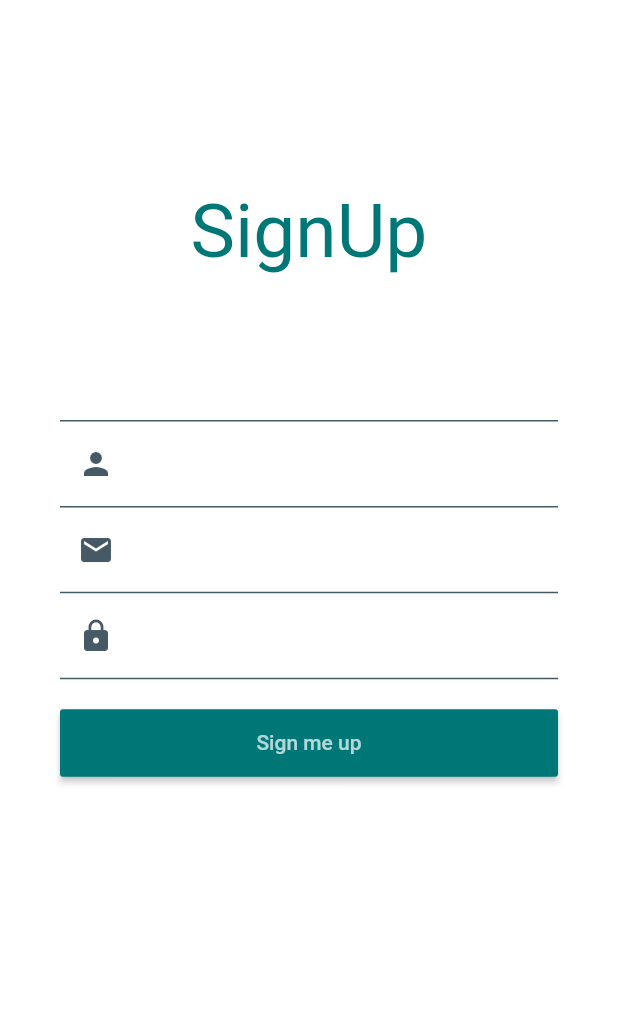
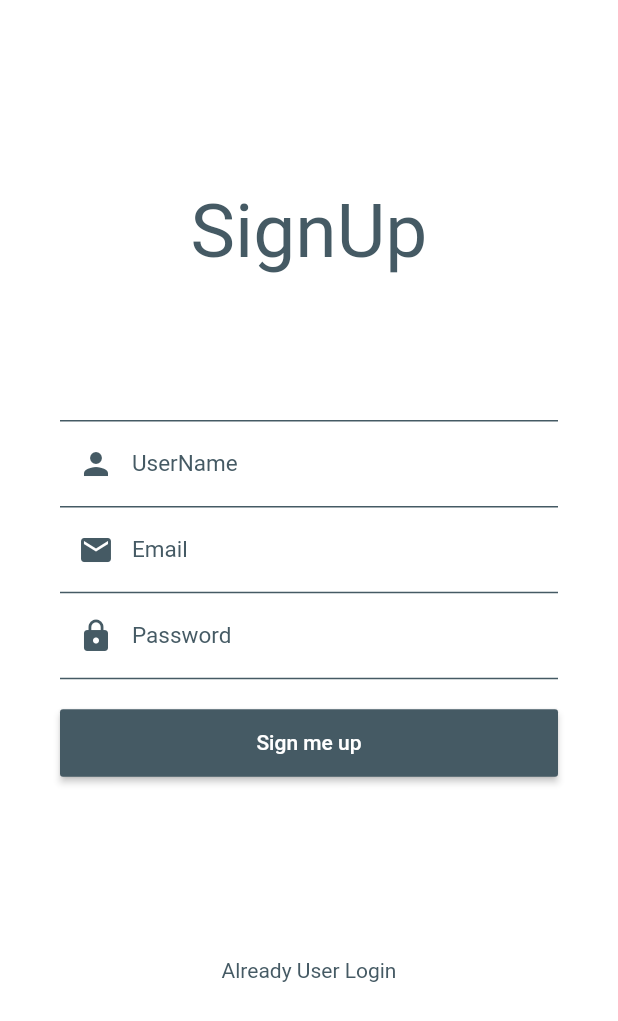
Before and after one commit to vishweshsoni/ResumeBuilder, a Flutter app: the screen it shows after launch, after a tap on "Login", after a tap on "First time user SignUp", on a phone screen of 412 x 824 dp. Shown: the top 1021 px of the screen. Run offline on Flutter 3.47's test engine with Material 2 defaults, Android fonts, the phone set to English and light mode, and no system bars; network calls fail.

Commit message:
ui changed

```diff
--- a/lib/screens/homepage.dart
+++ b/lib/screens/homepage.dart
@@ -18,44 +18,18 @@ class _HomePageState extends State<HomePage> {
     SizeConfig().init(context);
     return SafeArea(
       child: Scaffold(
+          appBar: AppBar(
+            backgroundColor: Colors.blueGrey,
+            title: Center(child: Text("Resume Builder",style: TextStyle(color: Colors.white),)),
+            automaticallyImplyLeading: false, // Used for removing back buttoon.
 
+          ),
           body: Stack(
         children: <Widget>[
           Container(
             child: Column(
               children: <Widget>[
-                SizedBox(
-                  height: MediaQuery.of(context).size.height / 48,
-                ),
-                Container(
-                  child: Row(
-                    crossAxisAlignment: CrossAxisAlignment.center,
-                    mainAxisAlignment: MainAxisAlignment.spaceAround,
-                    children: <Widget>[
-                      Container(
 
-                        child: Text(
-                          "Resume Builder",
-                          style: TextStyle(
-                              color: colorx,
-                              fontFamily: 'Oswald',
-                              fontSize: 30.0,
-                              fontWeight: FontWeight.w500,
-                              fontStyle: FontStyle.normal
-                          ),
-                        ),
-                      ),
-                      Container(
-                        child: CircleAvatar(
-                          maxRadius: 20.0,
-                          backgroundImage: AssetImage(
-                            'Assets/images/user.jpg',
-                          ),
-                        ),
-                      ),
-                    ],
-                  ),
-                ),
                 SizedBox(
                   height: MediaQuery.of(context).size.height / 12,
                 ),
@@ -261,20 +235,20 @@ class _HomePageState extends State<HomePage> {
                                   borderRadius: BorderRadius.circular(25.0),
                                   image: DecorationImage(
                                     image: new AssetImage(
-                                        'Assets/images/responsibility.png'),
+                                        'Assets/images/awards.png'),
                                     fit: BoxFit.cover,
                                   ),
                                 ),
                               ),
                               Text(
-                                "Responsibility",
+                                "Achivements",
                                 style: TextStyle(
                                     color: colorx,
                                     fontFamily: 'Oswald',
                                     fontSize: 19.0,
                                     fontWeight: FontWeight.w500,
                                     fontStyle: FontStyle.normal),
-                              ),
+                              )
                             ],
                           ),
                         ],
@@ -290,36 +264,7 @@ class _HomePageState extends State<HomePage> {
                     mainAxisAlignment: MainAxisAlignment.spaceAround,
                     crossAxisAlignment: CrossAxisAlignment.end,
                     children: <Widget>[
-                      Column(
-                        children: <Widget>[
-                          Column(
-                            children: <Widget>[
-                              Container(
-                                width: MediaQuery.of(context).size.width / 4,
-                                height: MediaQuery.of(context).size.height / 8,
-                                decoration: BoxDecoration(
-                                  shape: BoxShape.rectangle,
-                                  borderRadius: BorderRadius.circular(25.0),
-                                  image: DecorationImage(
-                                    image: new AssetImage(
-                                        'Assets/images/awards.png'),
-                                    fit: BoxFit.cover,
-                                  ),
-                                ),
-                              ),
-                              Text(
-                                "Award & Achivements",
-                                style: TextStyle(
-                                    color: colorx,
-                                    fontFamily: 'Oswald',
-                                    fontSize: 19.0,
-                                    fontWeight: FontWeight.w500,
-                                    fontStyle: FontStyle.normal),
-                              )
-                            ],
-                          ),
-                        ],
-                      ),
+
                       Column(
                         children: <Widget>[
                           Column(
--- a/lib/screens/login.dart
+++ b/lib/screens/login.dart
@@ -16,7 +16,7 @@ class Login extends StatelessWidget{
 
   TextStyle CustomTextStyle(){
     return TextStyle(
-        color: Colors.white30,
+        color: Colors.blueGrey[700],
         fontSize: 15.0
     );
   }
@@ -39,7 +39,7 @@ class Login extends StatelessWidget{
     return  GestureDetector(
       onTap:()=> FocusScope.of(context).requestFocus(new FocusNode()),
       child:Scaffold(
-          backgroundColor: Color.fromRGBO(255, 0, 0, 0.0),
+          backgroundColor: Colors.white,
           body: SingleChildScrollView(
               child: LoginPage()
           )
@@ -81,7 +81,7 @@ class LoginState extends State<LoginPage>{
 
   TextStyle CustomTextStyle(){
     return TextStyle(
-        color: Colors.white30,
+        color: Colors.blueGrey[700],
         fontSize: 15.0
     );
   }
@@ -89,7 +89,7 @@ class LoginState extends State<LoginPage>{
   InputDecoration CustomTextDecoration({String text,IconData icon}){
     return InputDecoration(
       labelStyle: TextStyle(
-          color: Colors.white30
+        color: Colors.blueGrey[700],
       ),
       labelText: text,
       prefixIcon: Icon(icon,color: Colors.blueGrey[700]),
@@ -100,12 +100,12 @@ class LoginState extends State<LoginPage>{
       ),
       focusedBorder: UnderlineInputBorder(
           borderSide: BorderSide(
-              color: Colors.white70
+            color: Colors.blueGrey[700],
           )
       ),
       errorBorder: UnderlineInputBorder(
           borderSide: BorderSide(
-              color: Colors.white70
+            color: Colors.blueGrey[700],
           )
       ),
     );
@@ -122,8 +122,8 @@ class LoginState extends State<LoginPage>{
       height: 45.0,
       width: double.infinity,
       child: new RaisedButton(
-        color: Color.fromRGBO(0, 119, 119,1.0),
-        child: Text("Login",style:TextStyle(color: Colors.white70),),
+        color: Colors.blueGrey[700],
+        child: Text("Login",style:TextStyle(color: Colors.white,),),
         onPressed: (){
 //          Navigator.of(context).push(PageRouteBuilder(
 //              opaque: false,
@@ -177,7 +177,7 @@ class LoginState extends State<LoginPage>{
           Container(
             height: 150.0,
             alignment: Alignment.center,
-            child: Text("Login Here",style: TextStyle(fontSize: 50.0,color: Color.fromRGBO(0, 119, 119,1.0)),),
+            child: Text("Login Here",style: TextStyle(fontSize: 50.0,color: Colors.blueGrey[700],),),
           ),
           CustomSizeBox(height: 50.0),
           Container(
@@ -233,7 +233,7 @@ class LoginState extends State<LoginPage>{
                   alignment: Alignment.center,
                   child: Text("Forgot password ?",
                     style: TextStyle(
-                      color: Colors.white30,
+                      color: Colors.blueGrey[700],
                     ),
                   ),
                 ),
@@ -248,7 +248,7 @@ class LoginState extends State<LoginPage>{
                     alignment: Alignment.center,
                     child: Text("First time user SignUp",
                       style: TextStyle(
-                        color: Colors.white54
+                        color: Colors.blueGrey[700],
                       ),
                     ),
                   ),
@@ -267,7 +267,7 @@ class LoginState extends State<LoginPage>{
       child: Container(
         height: MediaQuery.of(context).size.height,
         width: MediaQuery.of(context).size.width,
-        color: Colors.white12,
+        color: Colors.blueGrey[700],
         child: Center(
           child: SizedBox(
             height: 50.0,
--- a/lib/screens/signup.dart
+++ b/lib/screens/signup.dart
@@ -15,7 +15,7 @@ class SignUp extends StatelessWidget{
 
   TextStyle CustomTextStyle(){
     return TextStyle(
-        color: Colors.white30,
+        color: Colors.blueGrey[700],
         fontSize: 15.0
     );
   }
@@ -38,7 +38,7 @@ class SignUp extends StatelessWidget{
     return  GestureDetector(
       onTap:()=> FocusScope.of(context).requestFocus(new FocusNode()),
       child:Scaffold(
-          backgroundColor: Color.fromRGBO(255, 0, 0, 0.0),
+          backgroundColor: Colors.white,
           body: SingleChildScrollView(
               child: LoginPage()
           )
@@ -82,7 +82,7 @@ class LoginState extends State<LoginPage>{
 
   TextStyle CustomTextStyle(){
     return TextStyle(
-        color: Colors.white30,
+        color: Colors.blueGrey[700],
         fontSize: 15.0
     );
   }
@@ -90,7 +90,7 @@ class LoginState extends State<LoginPage>{
   InputDecoration CustomTextDecoration({String text,IconData icon}){
     return InputDecoration(
       labelStyle: TextStyle(
-          color: Colors.white30
+        color: Colors.blueGrey[700],
       ),
       labelText: text,
       prefixIcon: Icon(icon,color: Colors.blueGrey[700]),
@@ -106,7 +106,7 @@ class LoginState extends State<LoginPage>{
       ),
       errorBorder: UnderlineInputBorder(
           borderSide: BorderSide(
-              color: Colors.white70
+            color: Colors.blueGrey[700],
           )
       ),
     );
@@ -123,8 +123,8 @@ class LoginState extends State<LoginPage>{
       height: 45.0,
       width: double.infinity,
       child: new RaisedButton(
-        color: Color.fromRGBO(0, 119, 119,1.0),
-        child: Text("Sign me up",style:TextStyle(color: Colors.white70),),
+        color: Colors.blueGrey[700],
+        child: Text("Sign me up",style:TextStyle(color: Colors.white),),
         onPressed: (){
           Navigator.of(context).pushNamed('/HomePage');
           FocusScope.of(context).requestFocus(new FocusNode());
@@ -161,7 +161,7 @@ class LoginState extends State<LoginPage>{
           Container(
             height: 150.0,
             alignment: Alignment.center,
-            child: Text("SignUp",style: TextStyle(fontSize: 50.0,color: Color.fromRGBO(0, 119, 119,1.0)),),
+            child: Text("SignUp",style: TextStyle(fontSize: 50.0,color: Colors.blueGrey[700],),),
           ),
           CustomSizeBox(height: 50.0),
           Container(
@@ -234,25 +234,18 @@ class LoginState extends State<LoginPage>{
                 CustomSizeBox(
                     height: 30.0
                 ),
-                Container(
-                  alignment: Alignment.center,
-                  child: Text("Forgot password ?",
-                    style: TextStyle(
-                      color: Colors.white30,
-                    ),
-                  ),
-                ),
+
                 SizedBox(height: MediaQuery.of(context).size.height/9,width: MediaQuery.of(context).size.width/9,),
                 GestureDetector(
                   onTap: (){
-
+                    print("Login tapped");
 
                   },
                   child: Container(
                     alignment: Alignment.center,
-                    child: Text("",
+                    child: Text("Already User Login",
                       style: TextStyle(
-                          color: Colors.white54
+                        color: Colors.blueGrey[700],
                       ),
                     ),
                   ),
@@ -271,7 +264,7 @@ class LoginState extends State<LoginPage>{
       child: Container(
         height: MediaQuery.of(context).size.height,
         width: MediaQuery.of(context).size.width,
-        color: Colors.white12,
+        color: Colors.blueGrey[700],
         child: Center(
           child: SizedBox(
             height: 50.0,
```
